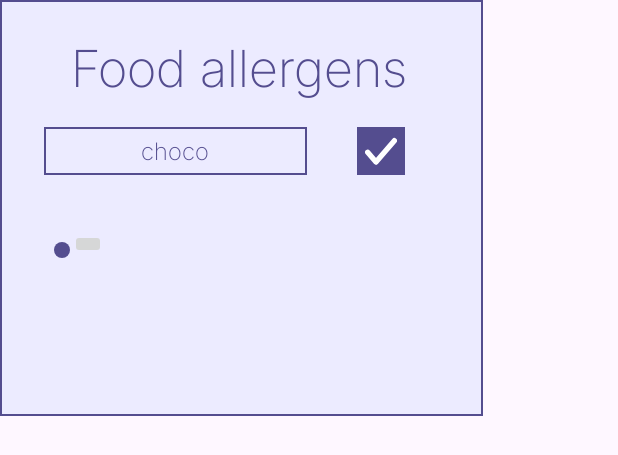
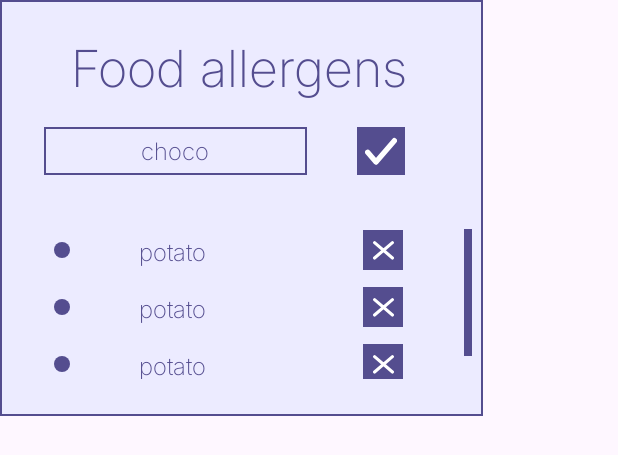
Before and after one commit to Sug4chy/ReceipeApp, an Android app: the layout popup_allergens.xml on its own in the app's theme, with its tools: preview values and no code run, on a phone screen of 412 x 824 dp. Shown: the top 455 px of the screen. Run offline under Robolectric (Android 15) with nearby library versions, the phone set to English and light mode, and no system bars.

Commit message:
Доверстал окно с аллергенами

```diff
--- a/app/src/main/java/ru/sug4chy/receipe_app/ui/main/MainFragment.kt
+++ b/app/src/main/java/ru/sug4chy/receipe_app/ui/main/MainFragment.kt
@@ -6,10 +6,13 @@ import android.view.View
 import android.widget.LinearLayout
 import android.widget.PopupWindow
 import androidx.fragment.app.Fragment
+import androidx.recyclerview.widget.LinearLayoutManager
 import by.kirich1409.viewbindingdelegate.viewBinding
 import ru.sug4chy.receipe_app.R
 import ru.sug4chy.receipe_app.databinding.FragmentMainBinding
 import ru.sug4chy.receipe_app.databinding.PopupAllergensBinding
+import ru.sug4chy.receipe_app.ui.allergens.Allergen
+import ru.sug4chy.receipe_app.ui.allergens.AllergensListAdapter
 
 class MainFragment : Fragment(R.layout.fragment_main) {
 
@@ -18,6 +21,19 @@ class MainFragment : Fragment(R.layout.fragment_main) {
     override fun onViewCreated(view: View, savedInstanceState: Bundle?) {
         super.onViewCreated(view, savedInstanceState)
         val popupView = PopupAllergensBinding.inflate(layoutInflater, null, false)
+        popupView.allergensList.apply {
+            adapter = AllergensListAdapter().also {
+                it.submitList(
+                    listOf(
+                        Allergen(1, "potato"),
+                        Allergen(2, "orange"),
+                        Allergen(3, "apple"),
+                        Allergen(4, "choco"),
+                    )
+                )
+            }
+            layoutManager = LinearLayoutManager(requireContext())
+        }
         binding.root.post {
             PopupWindow(
                 popupView.root,
--- /dev/null
+++ b/app/src/main/res/drawable/allergens_recycler_thumb.xml
@@ -0,0 +1,13 @@
+<?xml version="1.0" encoding="utf-8"?>
+<layer-list xmlns:android="http://schemas.android.com/apk/res/android">
+    <item
+        android:gravity="top"
+        android:left="35.9dp">
+        <shape android:shape="rectangle">
+            <solid android:color="@color/main_text_color" />
+            <size
+                android:width="5dp"
+                android:height="84.5dp" />
+        </shape>
+    </item>
+</layer-list>
--- /dev/null
+++ b/app/src/main/res/drawable/delete_allergen_btn_bg.xml
@@ -0,0 +1,5 @@
+<?xml version="1.0" encoding="utf-8"?>
+<shape xmlns:android="http://schemas.android.com/apk/res/android">
+
+    <solid android:color="@color/main_text_color" />
+</shape>
--- /dev/null
+++ b/app/src/main/res/drawable/delete_allergen_btn_img.xml
@@ -0,0 +1,13 @@
+<vector xmlns:android="http://schemas.android.com/apk/res/android"
+    android:width="15dp"
+    android:height="13dp"
+    android:viewportWidth="15"
+    android:viewportHeight="13">
+  <path
+      android:pathData="M13.333,1.714L1.667,11.714M1.667,1.714L13.333,11.714"
+      android:strokeLineJoin="round"
+      android:strokeWidth="2"
+      android:fillColor="#00000000"
+      android:strokeColor="#ffffff"
+      android:strokeLineCap="round"/>
+</vector>
--- a/app/src/main/res/layout/popup_allergens.xml
+++ b/app/src/main/res/layout/popup_allergens.xml
@@ -61,11 +61,13 @@
 
     <androidx.recyclerview.widget.RecyclerView
         android:id="@+id/allergens_list"
-        android:layout_width="wrap_content"
-        android:layout_height="wrap_content"
-        android:layout_marginVertical="36dp"
+        style="@style/allergens_recycler_style"
+        android:layout_width="278.7dp"
+        android:layout_height="100dp"
         android:layout_marginStart="36dp"
-        android:layout_marginEnd="12.6dp"
+        android:layout_marginTop="36dp"
+        android:layout_marginBottom="27.4dp"
+        tools:itemCount="3"
         tools:listitem="@layout/viewholder_allergen" />
 
 </LinearLayout>
--- a/app/src/main/res/layout/viewholder_allergen.xml
+++ b/app/src/main/res/layout/viewholder_allergen.xml
@@ -1,8 +1,10 @@
 <?xml version="1.0" encoding="utf-8"?>
 <androidx.constraintlayout.widget.ConstraintLayout xmlns:android="http://schemas.android.com/apk/res/android"
     xmlns:app="http://schemas.android.com/apk/res-auto"
-    android:layout_width="match_parent"
-    android:layout_height="match_parent">
+    xmlns:tools="http://schemas.android.com/tools"
+    android:layout_width="wrap_content"
+    android:layout_height="wrap_content"
+    android:layout_marginBottom="10.5dp">
 
     <View
         android:id="@+id/dot"
@@ -15,18 +17,30 @@
 
     <TextView
         android:id="@+id/allergen_name"
-        android:layout_width="wrap_content"
-        android:layout_height="wrap_content"
-        app:layout_constraintEnd_toStartOf="@id/delete_allergen_btn"
+        android:layout_width="52.8dp"
+        android:layout_height="21.1dp"
+        android:layout_marginStart="42.2dp"
+        android:fontFamily="@font/inter"
+        android:lineHeight="19.1dp"
+        android:textAlignment="center"
+        android:textColor="@color/main_text_color"
+        android:textFontWeight="200"
+        android:textSize="15.8sp"
+        app:layout_constraintBottom_toBottomOf="@id/dot"
         app:layout_constraintStart_toEndOf="@id/dot"
-        app:layout_constraintTop_toTopOf="parent" />
+        app:layout_constraintTop_toTopOf="@id/dot"
+        tools:text="potato" />
 
     <ImageButton
         android:id="@+id/delete_allergen_btn"
-        android:layout_width="wrap_content"
-        android:layout_height="wrap_content"
-        app:layout_constraintEnd_toEndOf="parent"
+        android:layout_width="26.4dp"
+        android:layout_height="26.4dp"
+        android:layout_marginStart="100.9dp"
+        android:background="@drawable/delete_allergen_btn_bg"
+        android:contentDescription="@string/delete_allergen_btn_content_description"
+        android:src="@drawable/delete_allergen_btn_img"
+        app:layout_constraintBottom_toBottomOf="@id/allergen_name"
         app:layout_constraintStart_toEndOf="@id/allergen_name"
-        app:layout_constraintTop_toTopOf="parent" />
+        app:layout_constraintTop_toTopOf="@id/allergen_name" />
 
 </androidx.constraintlayout.widget.ConstraintLayout>
--- a/app/src/main/res/values/dimens.xml
+++ /dev/null
@@ -1,5 +0,0 @@
-<?xml version="1.0" encoding="utf-8"?>
-<resources>
-    <dimen name="popup_allergens__title__lineHeight">41dp</dimen>
-    <dimen name="popup_allergens__title__textSize">34sp</dimen>
-</resources>
--- a/app/src/main/res/values/strings.xml
+++ b/app/src/main/res/values/strings.xml
@@ -3,4 +3,5 @@
     <string name="allergens_popup_title">Food allergens</string>
     <string name="add_allergen_text_field_hint">Enter allergen name…</string>
     <string name="add_allergen_btn_content_description">Save allergen</string>
+    <string name="delete_allergen_btn_content_description">Delete allergen</string>
 </resources>
--- /dev/null
+++ b/app/src/main/res/values/styles.xml
@@ -0,0 +1,11 @@
+<?xml version="1.0" encoding="utf-8"?>
+<resources>
+
+    <style name="allergens_recycler_style">
+        <item name="android:scrollbarThumbVertical">@drawable/allergens_recycler_thumb</item>
+        <item name="android:scrollbarAlwaysDrawVerticalTrack">true</item>
+        <item name="android:scrollbars">vertical</item>
+        <item name="android:fadeScrollbars">false</item>
+        <item name="android:scrollbarStyle">outsideOverlay</item>
+    </style>
+</resources>
```
Also changed, not shown: 2 other files.
